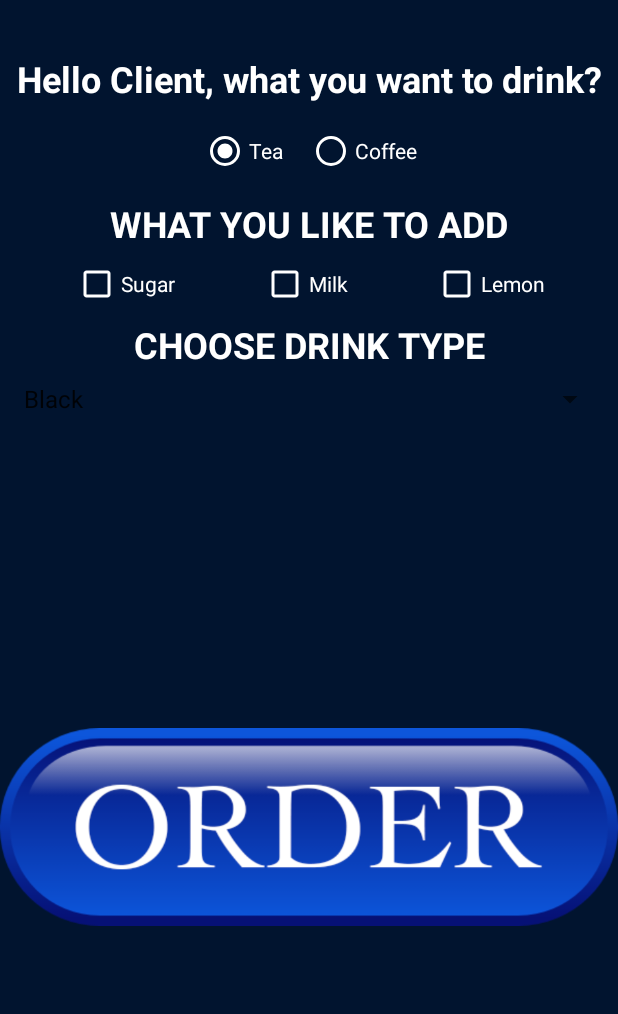
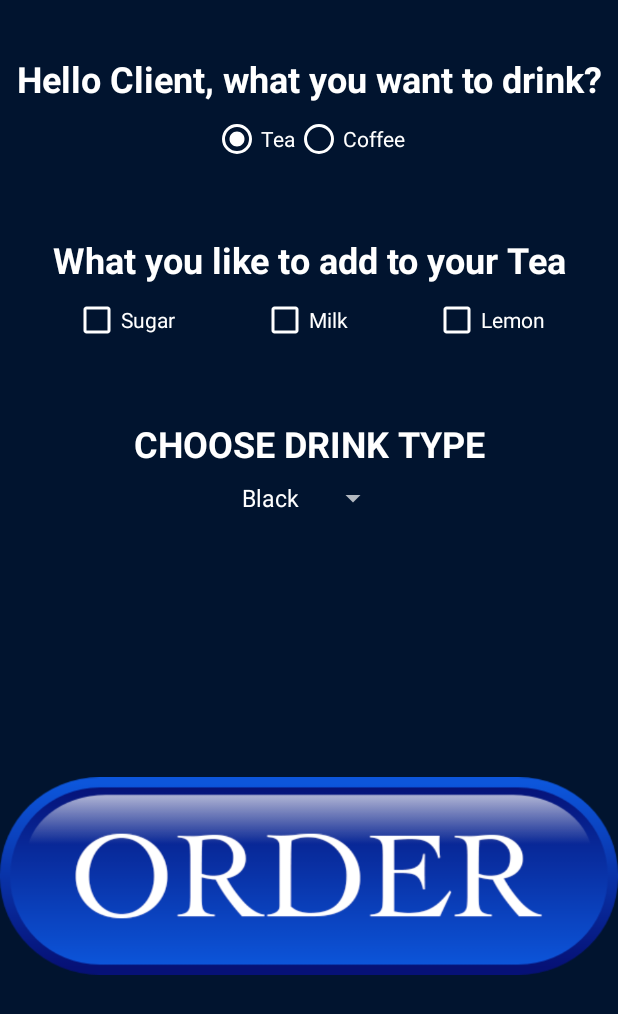
Before and after one commit to andryush/java-android, an Android app: the CreateOrderActivity screen opened directly, with no data from a screen before it, after a tap on "Tea", on a phone screen of 412 x 824 dp. Shown: the top 1014 px of the screen. Run offline under Robolectric (Android 15) with nearby library versions, the phone set to English and light mode, and no system bars.

Commit message:
cafeorder: finished order activity

```diff
--- a/Cafeorder/app/src/main/AndroidManifest.xml
+++ b/Cafeorder/app/src/main/AndroidManifest.xml
@@ -9,7 +9,8 @@
         android:roundIcon="@mipmap/ic_launcher_round"
         android:supportsRtl="true"
         android:theme="@style/AppTheme">
-        <activity android:name=".CreateOrderActivity"></activity>
+        <activity android:name=".OrderDetailActivity"></activity>
+        <activity android:name=".CreateOrderActivity" />
         <activity android:name=".LoginActivity">
             <intent-filter>
                 <action android:name="android.intent.action.MAIN" />
--- a/Cafeorder/app/src/main/java/com/arakelyan/cafeorder/CreateOrderActivity.java
+++ b/Cafeorder/app/src/main/java/com/arakelyan/cafeorder/CreateOrderActivity.java
@@ -6,6 +6,7 @@ import android.content.Intent;
 import android.os.Bundle;
 import android.view.View;
 import android.widget.CheckBox;
+import android.widget.RadioButton;
 import android.widget.Spinner;
 import android.widget.TextView;
 
@@ -23,7 +24,9 @@ public class CreateOrderActivity extends AppCompatActivity {
 
     private String name;
     private String password;
-    private String hello;
+    private String drink;
+
+    private StringBuilder builderAdditions;
 
     @Override
     protected void onCreate(Bundle savedInstanceState) {
@@ -52,17 +55,83 @@ public class CreateOrderActivity extends AppCompatActivity {
         spinnerTea = findViewById(R.id.sp_tea);
         spinnerCoffee = findViewById(R.id.sp_coffee);
 
-        hello = getString(R.string.tv_hello_user, name);
+        drink = getString(R.string.rb_tea);
 
+        String additions = String.format(getString(R.string.tv_ingredients), drink);
+        textViewAdditions.setText(additions);
+
+        String hello = String.format(getString(R.string.tv_hello_user), name);
         textViewHello.setText(hello);
+
+        builderAdditions = new StringBuilder();
 
     }
 
     public void changeDrink(View view) {
+        RadioButton button = (RadioButton) view;
+        int id = button.getId();
+
+        if (id == R.id.rb_tea) {
+            drink = getString(R.string.rb_tea);
+            spinnerTea.setVisibility(View.VISIBLE);
+            spinnerCoffee.setVisibility(View.INVISIBLE);
+            checkBoxLemon.setVisibility(View.VISIBLE);
+        }
+        else if (id == R.id.rb_coffee) {
+            drink = getString(R.string.rb_coffee);
+            spinnerCoffee.setVisibility(View.VISIBLE);
+            spinnerTea.setVisibility(View.INVISIBLE);
+            checkBoxLemon.setVisibility(View.INVISIBLE);
+        }
+
+        String additions = String.format(getString(R.string.tv_ingredients), drink);
+
+        textViewAdditions.setText(additions);
 
     }
 
     public void sendOrder(View view) {
 
+        builderAdditions.setLength(0);
+
+        if (checkBoxSugar.isChecked()) {
+            builderAdditions.append(getString(R.string.cb_sugar)).append(" ");
+        }
+
+        if (checkBoxSugar.isChecked()) {
+            builderAdditions.append(getString(R.string.cb_sugar)).append(" ");
+        }
+
+        if (checkBoxLemon.isChecked() && drink.equals(getString(R.string.rb_tea))) {
+            builderAdditions.append(getString(R.string.cb_lemon)).append(" ");
+        }
+
+        String optionsDrink = "";
+
+        if (drink.equals(getString(R.string.rb_tea))) {
+            optionsDrink = spinnerTea.getSelectedItem().toString();
+        }
+        else {
+            optionsDrink = spinnerCoffee.getSelectedItem().toString();
+        }
+
+        String order = String.format("Name: %s\nPassword: %s\n Drink: %s\nDrink type: %s\n", name, password, drink, optionsDrink);
+
+        String additions;
+
+        if (builderAdditions.length() > 0) {
+            additions = getString(R.string.need_additions) + builderAdditions.toString();
+        }
+        else {
+            additions = getString(R.string.no_additions);
+        }
+
+        String fullOrder = order + additions;
+
+        Intent intent = new Intent(this, OrderDetailActivity.class);
+
+        intent.putExtra("fullOrder", fullOrder);
+
+        startActivity(intent);
     }
 }
--- a/Cafeorder/app/src/main/res/layout-v21/activity_create_order.xml
+++ b/Cafeorder/app/src/main/res/layout-v21/activity_create_order.xml
@@ -36,7 +36,7 @@
             android:id="@+id/rb_tea"
             android:layout_width="wrap_content"
             android:layout_height="wrap_content"
-            android:layout_margin="8dp"
+            android:layout_marginBottom="30dp"
             android:checked="true"
             android:buttonTint="@color/white"
             android:textColor="@color/white"
@@ -45,7 +45,7 @@
 
         <RadioButton
             android:id="@+id/rb_coffee"
-            android:layout_margin="8dp"
+            android:layout_marginBottom="30dp"
             android:layout_width="wrap_content"
             android:layout_height="wrap_content"
             android:buttonTint="@color/white"
@@ -57,7 +57,7 @@
 
     <TextView
         android:id="@+id/tv_ingredients_offer"
-        android:layout_margin="8dp"
+        android:layout_margin="18dp"
         android:layout_width="wrap_content"
         android:layout_height="wrap_content"
         app:layout_constraintTop_toBottomOf="@+id/rbg_coffeeTea"
@@ -108,7 +108,7 @@
 
     <TextView
         android:id="@+id/tv_drinkType"
-        android:layout_margin="8dp"
+        android:layout_margin="50dp"
         android:layout_width="wrap_content"
         android:layout_height="wrap_content"
         app:layout_constraintTop_toBottomOf="@+id/cb_lemon"
@@ -124,7 +124,7 @@
         android:visibility="visible"
         android:id="@+id/sp_tea"
         android:layout_margin="8dp"
-        android:layout_width="match_parent"
+        android:layout_width="wrap_content"
         android:layout_height="wrap_content"
         app:layout_constraintTop_toBottomOf="@+id/tv_drinkType"
         app:layout_constraintStart_toStartOf="parent"
@@ -135,7 +135,7 @@
         android:visibility="invisible"
         android:id="@+id/sp_coffee"
         android:layout_margin="8dp"
-        android:layout_width="match_parent"
+        android:layout_width="wrap_content"
         android:layout_height="wrap_content"
         app:layout_constraintTop_toBottomOf="@+id/tv_drinkType"
         app:layout_constraintStart_toStartOf="parent"
--- a/Cafeorder/app/src/main/res/values/strings.xml
+++ b/Cafeorder/app/src/main/res/values/strings.xml
@@ -9,7 +9,7 @@
     <string name="tv_hello_user">Hello %s, what you want to drink?</string>
     <string name="rb_tea">Tea</string>
     <string name="rb_coffee">Coffee</string>
-    <string name="tv_ingredients">WHAT YOU LIKE TO ADD</string>
+    <string name="tv_ingredients">What you like to add to your %s</string>
     <string name="cb_sugar">Sugar</string>
     <string name="cb_milk">Milk</string>
     <string name="cb_lemon">Lemon</string>
@@ -17,6 +17,8 @@
     <string name="order_button">order_button</string>
     <string name="default_name">Client</string>
     <string name="default_password">NULL</string>
+    <string name="need_additions">Selected additions is </string>
+    <string name="no_additions">No additions selected</string>
 
 
     <string-array name="options_of_coffee">
--- a/Cafeorder/app/src/main/res/values/styles.xml
+++ b/Cafeorder/app/src/main/res/values/styles.xml
@@ -1,7 +1,7 @@
 <resources>
 
     <!-- Base application theme. -->
-    <style name="AppTheme" parent="Theme.AppCompat.Light.NoActionBar">
+    <style name="AppTheme" parent="Theme.AppCompat.NoActionBar">
         <!-- Customize your theme here. -->
         <item name="colorPrimary">@color/colorPrimary</item>
         <item name="colorPrimaryDark">@color/colorPrimaryDark</item>
```
Also changed, not shown: Cafeorder/app/src/main/java/com/arakelyan/cafeorder/OrderDetailActivity.java (added, +14 -0 lines), Cafeorder/app/src/main/res/layout/activity_order_detail.xml (added, +9 -0 lines).
